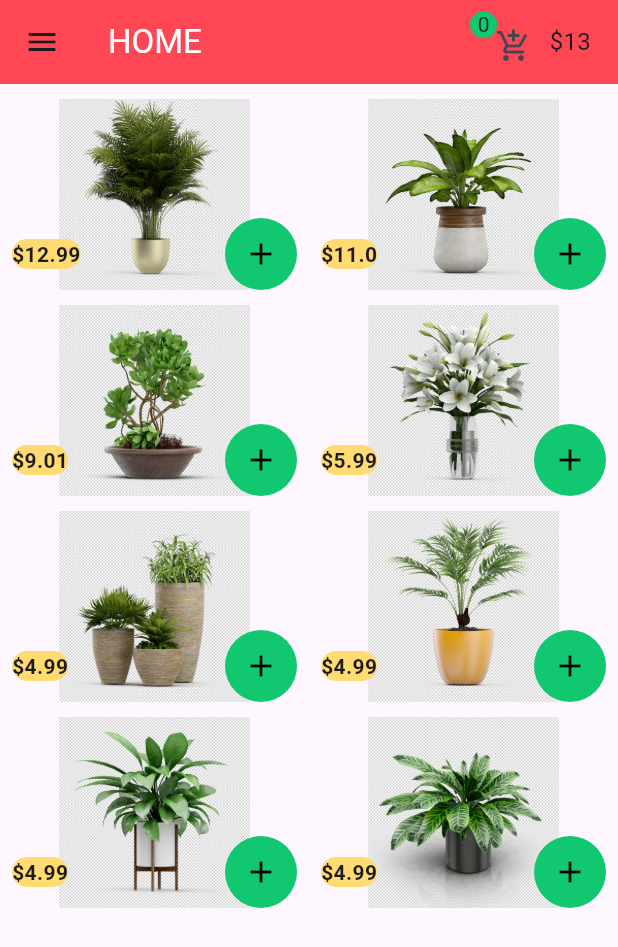
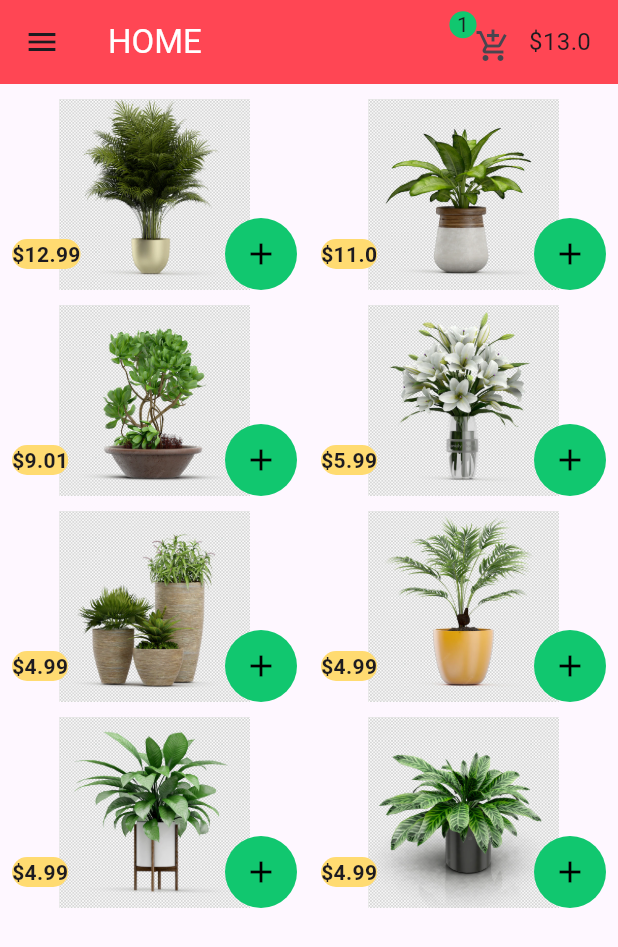
Before and after one commit to Diaf-Abderrahmane/flower_app, a Flutter app: the screen it shows after launch, after a tap on the "add" icon, on a phone screen of 412 x 824 dp. Shown: the top 947 px of the screen. Run offline on Flutter 3.47's test engine with Material 3 defaults, Android fonts, the phone set to English and light mode, and no system bars.

Commit message:
Provider1.2

```diff
--- a/lib/cart.dart
+++ b/lib/cart.dart
@@ -1,5 +1,13 @@
+import 'package:flower_app/model/item.dart';
 import 'package:flutter/material.dart';
 
 class Cart with ChangeNotifier {
   List flowersInCart = [];
+  double totalPrice = 0;
+
+  add(Item product) {
+    flowersInCart.add(product);
+    totalPrice += product.price.round();
+    notifyListeners();
+  }
 }
--- a/lib/pages/home.dart
+++ b/lib/pages/home.dart
@@ -1,4 +1,4 @@
-// ignore_for_file: prefer_const_constructors, prefer_const_literals_to_create_immutables, sort_child_properties_last
+// ignore_for_file: prefer_const_constructors, prefer_const_literals_to_create_immutables, sort_child_properties_last, dead_code
 
 import 'package:flower_app/cart.dart';
 import 'package:flower_app/model/item.dart';
@@ -53,19 +53,15 @@ class Home extends StatelessWidget {
                     decoration: BoxDecoration(
                         color: valBlue,
                         borderRadius: BorderRadius.circular(50)),
-                    child: IconButton(
+                    child: Consumer<Cart>(builder: (context, instance, child) {
+                      return IconButton(
                         onPressed: () {
-                        Cart cart = new Cart();
-                        cart.flowersInCart.add(items[index]);
-                        // Consumer<Cart>(
-                        //   builder: ((context, instance, child){
-                        //     return
-                        //   }),
-                        // );
+                          instance.add(items[index]);
                         },
                         icon: Icon(Icons.add),
                         color: Colors.black,
-                    ),
+                      );
+                    }),
                   ),
                   leading: Container(
                     decoration: BoxDecoration(
@@ -140,11 +136,11 @@ class Home extends StatelessWidget {
           ),
           backgroundColor: valRed,
           actions: [
+            Consumer<Cart>(builder: (context, instance, child) {
+              return Row(children: [
                 Stack(children: [
                   Container(
-                child: Consumer<Cart>(builder: (context, instance, child) {
-                  return Text("${instance.flowersInCart.length}");
-                }),
+                    child: Text("${instance.flowersInCart.length}"),
                     // Text(,
                     //     style: TextStyle(color: Colors.white, fontSize: 16)
                     //     ),
@@ -161,10 +157,12 @@ class Home extends StatelessWidget {
                 Padding(
                   padding: const EdgeInsets.only(right: 18),
                   child: Text(
-                "\$13",
+                    "\$${instance.totalPrice}",
                     style: TextStyle(fontSize: 16),
                   ),
                 ),
+              ]);
+            })
           ],
         ),
       ),
```
Lines whose indentation alone changed are shown as unchanged.
